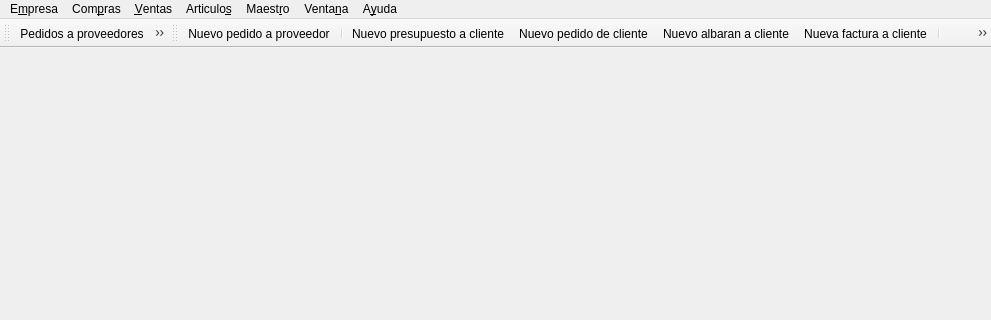
Above: bulmages/bulmafact/src/bulmafactbase.ui from eboladev/Bulmages-1 before the change; both pictures show x 0 to 991 and y 0 to 320 of the 991 by 569 pixel window. Below: the same form after it.
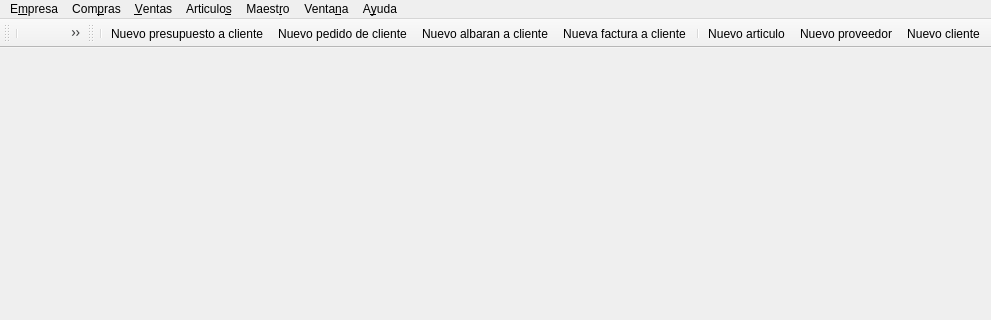
That is the form after the change. Icons and pictures are not drawn.

Commit message: Pedidos a Proveedores pasan a ser el pluginpedidoprov.

```diff
--- a/bulmages/bulmafact/src/bulmafactbase.ui
+++ b/bulmages/bulmafact/src/bulmafactbase.ui
@@ -152,8 +152,8 @@
    <property name="geometry" >
     <rect>
      <x>0</x>
-     <y>32</y>
-     <width>338</width>
+     <y>24</y>
+     <width>299</width>
      <height>42</height>
     </rect>
    </property>
@@ -193,7 +193,6 @@
    <attribute name="toolBarBreak" >
     <bool>false</bool>
    </attribute>
-   <addaction name="actionListado_Pedidos_Proveedor" />
    <addaction name="separator" />
    <addaction name="actionListado_Presupuestos" />
    <addaction name="actionListado_Pedidos_Cliente" />
@@ -207,9 +206,9 @@
   <widget class="QToolBar" name="Fichas" >
    <property name="geometry" >
     <rect>
-     <x>338</x>
-     <y>32</y>
-     <width>653</width>
+     <x>299</x>
+     <y>24</y>
+     <width>692</width>
      <height>42</height>
     </rect>
    </property>
@@ -264,7 +263,6 @@
    <attribute name="toolBarBreak" >
     <bool>false</bool>
    </attribute>
-   <addaction name="actionNuevo_Pedido_Proveedor" />
    <addaction name="separator" />
    <addaction name="actionNuevo_Presupuesto" />
    <addaction name="actionNuevo_Pedido_Cliente" />
@@ -300,24 +298,6 @@
     <string>Propiedades de la empresa</string>
    </property>
   </action>
-  <action name="actionNuevo_Pedido_Proveedor" >
-   <property name="icon" >
-    <iconset resource="../../bulmages.qrc" >
-     <normaloff>:/Images/supplier-purchase-order.svg</normaloff>:/Images/supplier-purchase-order.svg</iconset>
-   </property>
-   <property name="text" >
-    <string>Nuevo pe&amp;dido a proveedor...</string>
-   </property>
-  </action>
-  <action name="actionListado_Pedidos_Proveedor" >
-   <property name="icon" >
-    <iconset resource="../../bulmages.qrc" >
-     <normaloff>:/Images/supplier-purchase-order-list.svg</normaloff>:/Images/supplier-purchase-order-list.svg</iconset>
-   </property>
-   <property name="text" >
-    <string>Pe&amp;didos a proveedores</string>
-   </property>
-  </action>
   <action name="actionNuevo_Presupuesto" >
    <property name="icon" >
     <iconset resource="../../bulmages.qrc" >
```
Left out of the diff: 15 changed lines with no effect on the pictures. The commit also changes 26 other files.
